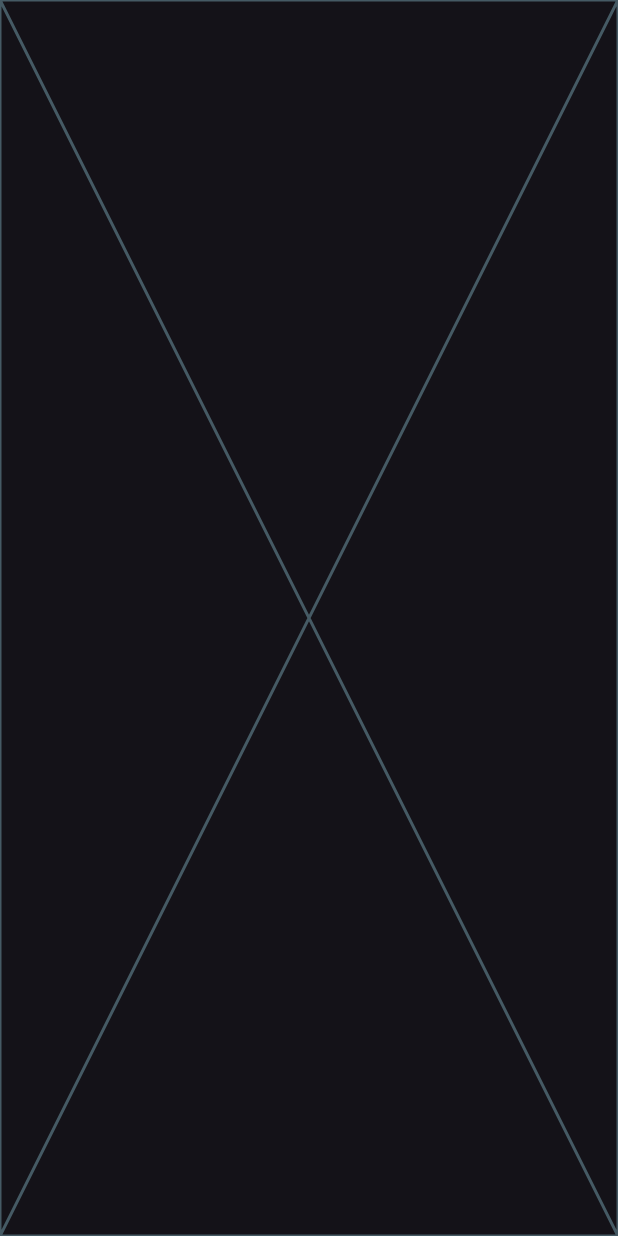
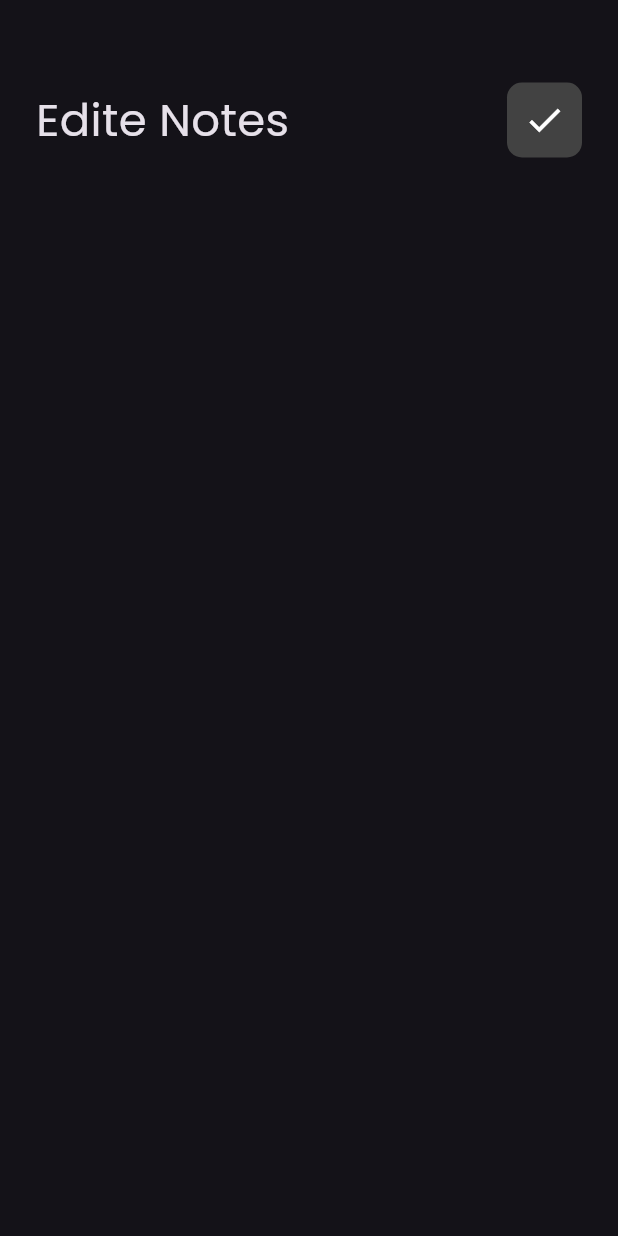
Before and after one commit to Ehabhanna1/Notes-App, a Flutter app: the screen it shows after launch, after a tap on "Flutter tips", on a phone screen of 412 x 824 dp. Run offline on Flutter 3.47's test engine with Material 3 defaults, Android fonts, the phone set to English and light mode, and no system bars.

Commit message:
add custom  app bar to edite view

```diff
--- a/lib/views/widgets/Edite_notes_view_body.dart
+++ b/lib/views/widgets/Edite_notes_view_body.dart
@@ -1,10 +1,18 @@
 import 'package:flutter/material.dart';
+import 'package:notes_app/views/widgets/custom_app_bar.dart';
 
 class EditeNotesViewBody extends StatelessWidget {
   const EditeNotesViewBody({super.key});
 
   @override
   Widget build(BuildContext context) {
-    return const Placeholder();
+    return Padding(
+      padding: const EdgeInsets.symmetric(horizontal: 24, vertical:55),
+      child: Column(
+        children: [
+          CustomAppBar(title: 'Edite Notes',icon: Icons.check,),
+        ],
+      ),
+    );
   }
 }
--- a/lib/views/widgets/custom_app_bar.dart
+++ b/lib/views/widgets/custom_app_bar.dart
@@ -2,15 +2,16 @@ import 'package:flutter/material.dart';
 import 'package:notes_app/views/widgets/custom_search_icon.dart';
 
 class CustomAppBar extends StatelessWidget {
-  const CustomAppBar({super.key});
-
+  const CustomAppBar({super.key, required this.title, required this.icon});
+ final String title ;
+ final IconData icon ;
   @override
   Widget build(BuildContext context) {
     return Row(
       mainAxisAlignment: MainAxisAlignment.spaceBetween,
       children: [
-        Text("Notes", style: TextStyle(fontSize: 30),),
-        CustomSearchIcon(),
+        Text(title, style: TextStyle(fontSize: 30),),
+        CustomSearchIcon(icon: icon ,),
 
 
       ],
--- a/lib/views/widgets/custom_search_icon.dart
+++ b/lib/views/widgets/custom_search_icon.dart
@@ -1,8 +1,8 @@
 import 'package:flutter/material.dart';
 
 class CustomSearchIcon extends StatelessWidget {
-  const CustomSearchIcon({super.key});
-
+  const CustomSearchIcon({super.key, required this.icon});
+ final IconData icon ;
   @override
   Widget build(BuildContext context) {
     return Container(
@@ -12,7 +12,7 @@ class CustomSearchIcon extends StatelessWidget {
         color: Colors.grey.shade800,
         borderRadius: BorderRadius.circular(10)
       ),
-      child: Center(child: Icon(Icons.search,size: 28,),),
+      child: Center(child: Icon(icon,size: 28,),),
     );
   }
 }
--- a/lib/views/widgets/notes_view_body.dart
+++ b/lib/views/widgets/notes_view_body.dart
@@ -14,7 +14,7 @@ class NotesViewBody extends StatelessWidget {
 
 
 
-         const CustomAppBar(),
+        CustomAppBar(title: 'Notes', icon: Icons.search,),
          const SizedBox(height: 25,),
 
          const NotesListView(),
```
